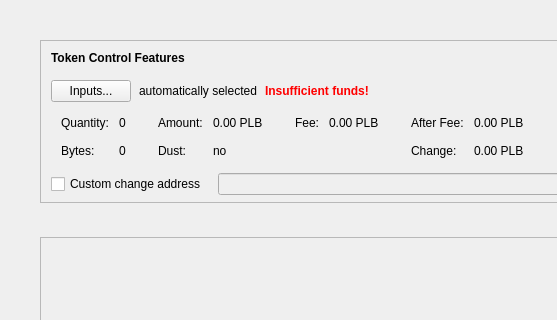
Qt form src/qt/forms/tokensdialog.ui (PaladeumBlockchain/Paladeum) before a commit; both pictures show x 0 to 557 and y 0 to 320 of the 1070 by 822 pixel window.
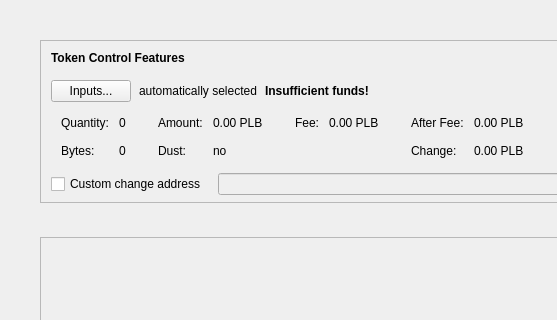
The same form after that commit. Icons and pictures are not drawn. Custom widgets are drawn as their Qt base class.

The edit to the form file:
```diff
--- a/src/qt/forms/tokensdialog.ui
+++ b/src/qt/forms/tokensdialog.ui
@@ -159,7 +159,7 @@
                </font>
               </property>
               <property name="styleSheet">
-               <string notr="true">color:red;font-weight:500;</string>
+               <string notr="true">font-weight:500;</string>
               </property>
               <property name="text">
                <string>Insufficient funds!</string>
```
Left out of the diff: 4 changed lines with no effect on the pictures.
